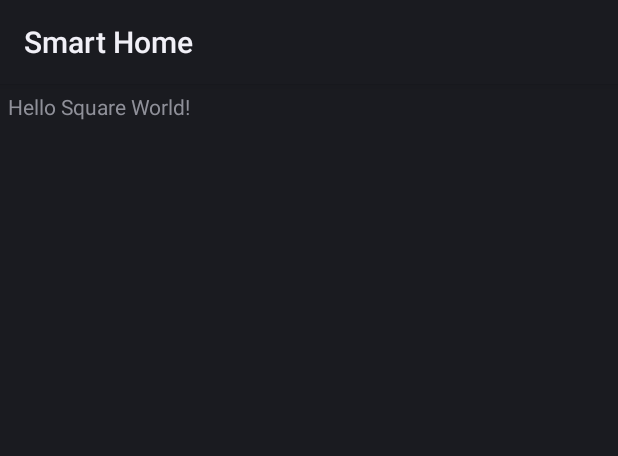
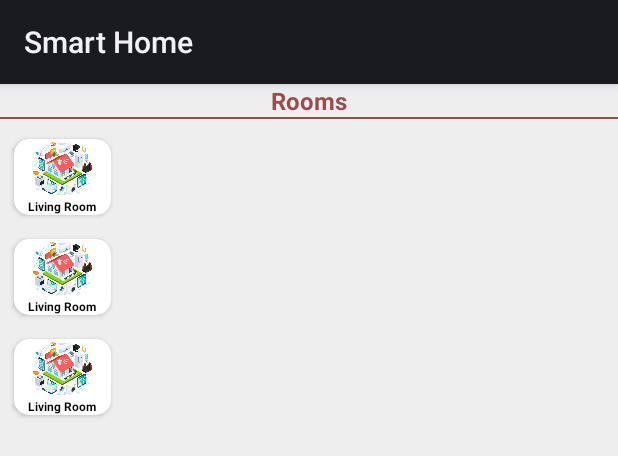
Before and after one commit to LaneBoyy/SmartHomeOnWatch, an Android app: the layout activity_boxes.xml on its own in the app's theme, with its tools: preview values and no code run, on a phone screen of 412 x 824 dp. Shown: the top 456 px of the screen. Run offline under Robolectric (Android 15) with nearby library versions, the phone set to English and light mode, and no system bars; plain views replace BoxInsetLayout.

Commit message:
Commit 1

```diff
--- a/app/src/main/java/ru/laneboy/smarthomeonwatch/SignInActivity.kt
+++ b/app/src/main/java/ru/laneboy/smarthomeonwatch/SignInActivity.kt
@@ -33,6 +33,7 @@ class SignInActivity : Activity() {
             if (password.isNotEmpty()) {
                 val intent = Intent(this, BoxesActivity::class.java)
                 startActivity(intent)
+                finish()
             } else {
                 Toast.makeText(this, getString(R.string.toast_sign_in), Toast.LENGTH_SHORT)
                     .show()
--- a/app/src/main/res/layout/activity_boxes.xml
+++ b/app/src/main/res/layout/activity_boxes.xml
@@ -5,20 +5,38 @@
     android:layout_width="match_parent"
     android:layout_height="match_parent"
     android:padding="@dimen/box_inset_layout_padding"
+    android:background="@color/grey_light"
     tools:context=".BoxesActivity"
     tools:deviceIds="wear">
 
-    <FrameLayout
+    <LinearLayout
         android:layout_width="match_parent"
         android:layout_height="match_parent"
-        android:padding="@dimen/inner_frame_layout_padding"
+        android:orientation="vertical"
         app:layout_boxedEdges="all">
 
         <TextView
             android:id="@+id/text"
-            android:layout_width="wrap_content"
+            android:layout_width="match_parent"
+            android:textColor="@color/red_dark"
+            android:textStyle="bold"
+            android:textSize="16sp"
+            android:gravity="center_horizontal"
             android:layout_height="wrap_content"
-            android:text="@string/hello_world" />
+            android:text="@string/text_rooms" />
 
-    </FrameLayout>
+        <View
+            android:layout_width="match_parent"
+            android:layout_height="1.5dp"
+            android:background="@color/red_dark" />
+
+        <androidx.recyclerview.widget.RecyclerView
+            android:id="@+id/rv_boxes_list"
+            android:layout_width="match_parent"
+            android:layout_marginTop="5dp"
+            app:layoutManager="androidx.recyclerview.widget.GridLayoutManager"
+            tools:listitem="@layout/box_item"
+            android:layout_height="match_parent"/>
+
+    </LinearLayout>
 </androidx.wear.widget.BoxInsetLayout>
--- /dev/null
+++ b/app/src/main/res/layout/box_item.xml
@@ -0,0 +1,42 @@
+<?xml version="1.0" encoding="utf-8"?>
+<androidx.cardview.widget.CardView xmlns:android="http://schemas.android.com/apk/res/android"
+    xmlns:app="http://schemas.android.com/apk/res-auto"
+    xmlns:tools="http://schemas.android.com/tools"
+    android:layout_width="75dp"
+    android:layout_height="wrap_content"
+    android:layout_marginStart="4dp"
+    android:layout_marginTop="2dp"
+    android:layout_marginEnd="4dp"
+    android:layout_marginBottom="2dp"
+    android:backgroundTint="@color/white"
+    app:cardCornerRadius="10dp"
+    app:cardElevation="2dp"
+    app:cardUseCompatPadding="true">
+
+    <LinearLayout
+        android:layout_width="match_parent"
+        android:layout_height="wrap_content"
+        android:orientation="vertical">
+
+        <ImageView
+            android:layout_width="match_parent"
+            android:layout_height="35dp"
+            android:layout_gravity="center"
+            android:layout_margin="2dp"
+            android:scaleType="centerCrop"
+            android:src="@drawable/ic_logo" />
+
+        <TextView
+            android:id="@+id/tv_count"
+            android:layout_width="match_parent"
+            android:layout_height="wrap_content"
+            android:gravity="center_horizontal"
+            android:textColor="@color/black"
+            android:textSize="8sp"
+            android:textStyle="bold"
+            tools:ignore="SmallSp"
+            tools:text="Living Room" />
+
+    </LinearLayout>
+
+</androidx.cardview.widget.CardView>
--- a/app/src/main/res/values/color.xml
+++ b/app/src/main/res/values/color.xml
@@ -3,6 +3,7 @@
     <color name="white">#FFFFFF</color>
     <color name="black">#000000</color>
     <color name="grey">#525659</color>
+    <color name="grey_light">#EEEEEE</color>
     <color name="yellow">#7C7950</color>
     <color name="red_dark">#974E4F</color>
 </resources>
--- a/app/src/main/res/values/strings.xml
+++ b/app/src/main/res/values/strings.xml
@@ -11,4 +11,5 @@
     <string name="title_activity_boxes">BoxesActivity</string>
     <string name="toast_sign_in">Оба поля должны быть заполненными</string>
     <string name="toast_invalid_email">E-mail введен некорректно</string>
+    <string name="text_rooms">Rooms</string>
 </resources>
```
